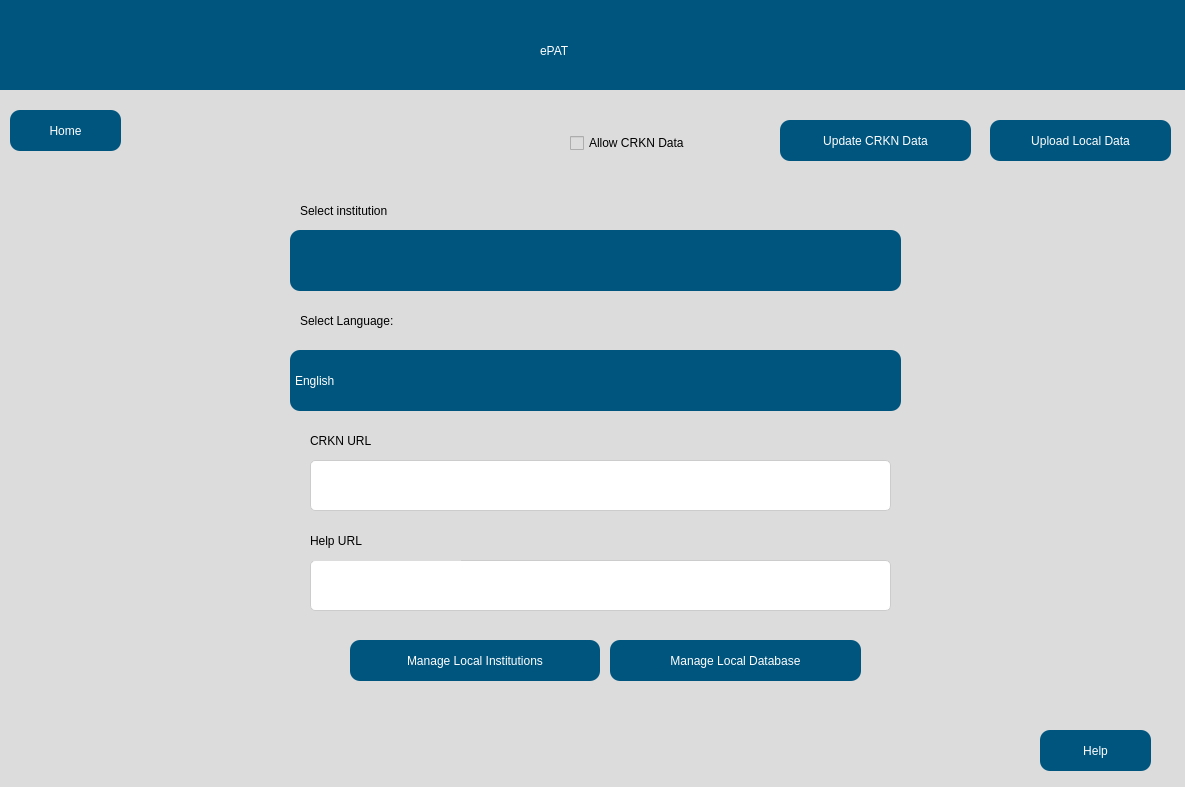
Qt form src/user_interface/English_settingsPage.ui (eppenney/eBook-Perpetual-Access-Rights-Tracker) before a commit.
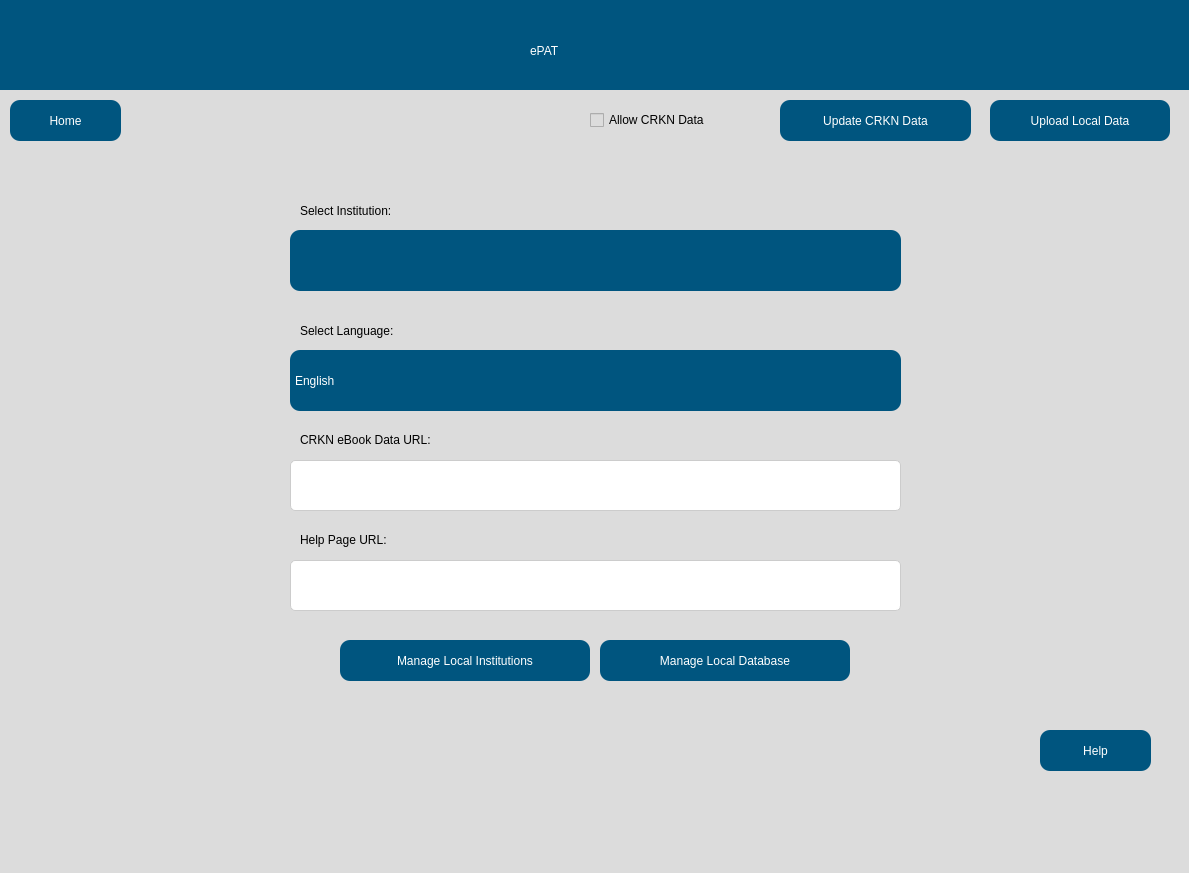
The same form after that commit. Icons and pictures are not drawn.

Commit message: - Fixed some UI stuff - Changed Github link to Wiki page

The edit to the form file:
```diff
--- a/src/user_interface/English_settingsPage.ui
+++ b/src/user_interface/English_settingsPage.ui
@@ -6,8 +6,8 @@
    <rect>
     <x>0</x>
     <y>0</y>
-    <width>1185</width>
-    <height>787</height>
+    <width>1189</width>
+    <height>873</height>
    </rect>
   </property>
   <property name="windowTitle">
@@ -28,7 +28,7 @@
    <widget class="QWidget" name="widget_2" native="true">
     <property name="geometry">
      <rect>
-      <x>10</x>
+      <x>0</x>
       <y>0</y>
       <width>1200</width>
       <height>90</height>
@@ -47,9 +47,7 @@
       </rect>
      </property>
      <property name="styleSheet">
-      <string notr="true">font: 75 36pt &quot;Arial&quot;;
-color: rgb(255, 255, 255);
-</string>
+      <string>font: 75 36pt &quot;Arial&quot;; color: white;</string>
      </property>
      <property name="text">
       <string>ePAT</string>
@@ -60,28 +58,28 @@
     <property name="geometry">
      <rect>
       <x>20</x>
-      <y>110</y>
+      <y>100</y>
       <width>111</width>
       <height>41</height>
      </rect>
     </property>
     <property name="styleSheet">
-     <string notr="true">
-            QPushButton {
-                font: 75 16pt &quot;Arial&quot;;
-                background-color: rgb(0, 85, 127);
-                border-radius: 10px;
-                color: rgb(255, 255, 255);
-            }
+     <string>
+        QPushButton {
+            font: 75 16pt &quot;Arial&quot;;
+            background-color: rgb(0, 85, 127);
+            border-radius: 10px;
+            color: white;
+        }
 
             QPushButton:hover {
                 background-color: rgb(0, 75, 117); /* Slightly darker color when hovered */
             }
 
-            QPushButton:pressed {
-                background-color: rgb(0, 65, 107); /* Even darker color when clicked */
-            }
-        </string>
+        QPushButton:pressed {
+            background-color: rgb(0, 65, 107); /* Even darker color when clicked */
+        }
+     </string>
     </property>
     <property name="text">
      <string>Home</string>
@@ -91,28 +89,28 @@
     <property name="geometry">
      <rect>
       <x>1000</x>
-      <y>120</y>
-      <width>181</width>
+      <y>100</y>
+      <width>180</width>
       <height>41</height>
      </rect>
     </property>
     <property name="styleSheet">
-     <string notr="true">
-            QPushButton {
-                font: 75 16pt &quot;Arial&quot;;
-                background-color: rgb(0, 85, 127);
-                border-radius: 10px;
-                color: rgb(255, 255, 255);
-            }
+     <string>
+        QPushButton {
+            font: 75 16pt &quot;Arial&quot;;
+            background-color: rgb(0, 85, 127);
+            border-radius: 10px;
+            color: white;
+        }
 
             QPushButton:hover {
                 background-color: rgb(0, 75, 117); /* Slightly darker color when hovered */
             }
 
-            QPushButton:pressed {
-                background-color: rgb(0, 65, 107); /* Even darker color when clicked */
-            }
-        </string>
+        QPushButton:pressed {
+            background-color: rgb(0, 65, 107); /* Even darker color when clicked */
+        }
+     </string>
     </property>
     <property name="text">
      <string>Upload Local Data</string>
@@ -122,32 +120,32 @@
     <property name="geometry">
      <rect>
       <x>790</x>
-      <y>120</y>
+      <y>100</y>
       <width>191</width>
       <height>41</height>
      </rect>
     </property>
     <property name="styleSheet">
-     <string notr="true">
-            QPushButton {
-                font: 75 16pt &quot;Arial&quot;;
-                background-color: rgb(0, 85, 127);
-                border-radius: 10px;
-                color: rgb(255, 255, 255);
-            }
+     <string>
+        QPushButton {
+            font: 75 16pt &quot;Arial&quot;;
+            background-color: rgb(0, 85, 127);
+            border-radius: 10px;
+            color: white;
+        }
 
             QPushButton:hover {
                 background-color: rgb(0, 75, 117); /* Slightly darker color when hovered */
             }
 
-            QPushButton:pressed {
-                background-color: rgb(0, 65, 107); /* Even darker color when clicked */
-            }
-            QPushButton:disabled {
-                background-color: rgb(180, 180, 180); /* Grey color for disabled state */
-                color: rgb(120, 120, 120); /* Darker text color for disabled state */
-            }
-        </string>
+        QPushButton:pressed {
+            background-color: rgb(0, 65, 107); /* Even darker color when clicked */
+        }
+        QPushButton:disabled {
+            background-color: rgb(180, 180, 180); /* Grey color for disabled state */
+            color: rgb(120, 120, 120); /* Darker text color for disabled state */
+        }
+     </string>
     </property>
     <property name="text">
      <string>Update CRKN Data</string>
@@ -163,11 +161,10 @@
      </rect>
     </property>
     <property name="styleSheet">
-     <string notr="true">font: 75 14pt &quot;Arial&quot;;
-color: rgb(0, 0, 0);</string>
+     <string>font: 75 14pt &quot;Arial&quot;; color: black;</string>
     </property>
     <property name="text">
-     <string>Select institution</string>
+     <string>Select Institution:</string>
     </property>
    </widget>
    <widget class="QComboBox" name="institutionSelection">
@@ -227,14 +224,13 @@
     <property name="geometry">
      <rect>
       <x>310</x>
-      <y>300</y>
+      <y>310</y>
       <width>151</width>
       <height>41</height>
      </rect>
     </property>
     <property name="styleSheet">
-     <string notr="true">font: 75 14pt &quot;Arial&quot;;
-color: rgb(0, 0, 0);</string>
+     <string>font: 75 14pt &quot;Arial&quot;; color: black;</string>
     </property>
     <property name="text">
      <string>Select Language:</string>
@@ -307,26 +303,25 @@
    <widget class="QLabel" name="UniversityLabel_8">
     <property name="geometry">
      <rect>
-      <x>320</x>
+      <x>310</x>
       <y>420</y>
-      <width>151</width>
-      <height>41</height>
+      <width>250</width>
+      <height>40</height>
      </rect>
     </property>
     <property name="styleSheet">
-     <string notr="true">font: 75 14pt &quot;Arial&quot;;
-color: rgb(0, 0, 0);</string>
+     <string>font: 75 14pt &quot;Arial&quot;; color: black;</string>
     </property>
     <property name="text">
-     <string>CRKN URL</string>
+     <string>CRKN eBook Data URL:</string>
     </property>
    </widget>
    <widget class="QLineEdit" name="helpURL">
     <property name="geometry">
      <rect>
-      <x>320</x>
-      <y>560</y>
-      <width>581</width>
+      <x>300</x>
+      <y>460</y>
+      <width>611</width>
       <height>51</height>
      </rect>
     </property>
@@ -357,18 +352,50 @@
    <widget class="QLabel" name="helpURLlabel">
     <property name="geometry">
      <rect>
-      <x>320</x>
+      <x>310</x>
       <y>520</y>
-      <width>151</width>
-      <height>41</height>
+      <width>150</width>
+      <height>40</height>
      </rect>
     </property>
     <property name="styleSheet">
-     <string notr="true">font: 75 14pt &quot;Arial&quot;;
-color: rgb(0, 0, 0);</string>
+     <string>font: 75 14pt &quot;Arial&quot;; color: black;</string>
     </property>
     <property name="text">
-     <string>Help URL</string>
+     <string>Help Page URL:</string>
+    </property>
+   </widget>
+   <widget class="QLineEdit" name="helpURL">
+    <property name="geometry">
+     <rect>
+      <x>300</x>
+      <y>560</y>
+      <width>611</width>
+      <height>51</height>
+     </rect>
+    </property>
+    <property name="styleSheet">
+     <string>/* Styling for QLineEdit */
+        QLineEdit {
+            font-family: Arial, sans-serif;
+            font-size: 14px;
+            color: #333; /* Text color */
+            background-color: #fff; /* Background color */
+            border: 1px solid #ccc; /* Border color */
+            border-radius: 5px; /* Border radius */
+            padding: 8px; /* Padding inside the QLineEdit */
+        }
+
+        /* Styling for QLineEdit when it's focused */
+        QLineEdit:focus {
+            border: 1px solid #4d90fe; /* Focused border color */
+            outline: none; /* Remove default focus outline */
+        }
+
+        /* Styling for QLineEdit when hovered */
+        QLineEdit:hover {
+            border: 1px solid #999; /* Border color on hover */
+        }</string>
     </property>
    </widget>
    <widget class="QPushButton" name="helpButton">
@@ -402,72 +429,36 @@
      <string>Help</string>
     </property>
    </widget>
-   <widget class="QLineEdit" name="crknURL">
-    <property name="geometry">
-     <rect>
-      <x>320</x>
-      <y>460</y>
-      <width>581</width>
-      <height>51</height>
-     </rect>
-    </property>
-    <property name="styleSheet">
-     <string notr="true">
-        QLineEdit {
-            font-family: Arial, sans-serif;
-            font-size: 14px;
-            color: #333; /* Text color */
-            background-color: #fff; /* Background color */
-            border: 1px solid #ccc; /* Border color */
-            border-radius: 5px; /* Border radius */
-            padding: 8px; /* Padding inside the QLineEdit */
-        }
-
-        QLineEdit:focus {
-            border: 1px solid #4d90fe; /* Focused border color */
-            outline: none; /* Remove default focus outline */
-        }
-
-        QLineEdit:hover {
-            border: 1px solid #999; /* Border color on hover */
-        }
-        QLineEdit:disabled {
-                        background-color: rgb(180, 180, 180); /* Grey color for disabled state */
-                        color: rgb(120, 120, 120); /* Darker text color for disabled state */
-                    }
-</string>
-    </property>
-   </widget>
    <widget class="QPushButton" name="manageDatabase">
     <property name="geometry">
      <rect>
-      <x>620</x>
+      <x>610</x>
       <y>640</y>
-      <width>251</width>
+      <width>250</width>
       <height>41</height>
      </rect>
     </property>
     <property name="styleSheet">
-     <string notr="true">
-            QPushButton {
-                font: 75 16pt &quot;Arial&quot;;
-                background-color: rgb(0, 85, 127);
-                border-radius: 10px;
-                color: rgb(255, 255, 255);
-            }
+     <string>
+        QPushButton {
+            font: 75 16pt &quot;Arial&quot;;
+            background-color: rgb(0, 85, 127);
+            border-radius: 10px;
+            color: white;
+        }
 
             QPushButton:hover {
                 background-color: rgb(0, 75, 117); /* Slightly darker color when hovered */
             }
 
-            QPushButton:pressed {
-                background-color: rgb(0, 65, 107); /* Even darker color when clicked */
-            }
-            QPushButton:disabled {
-                background-color: rgb(180, 180, 180); /* Grey color for disabled state */
-                color: rgb(120, 120, 120); /* Darker text color for disabled state */
-            }
-        </string>
+        QPushButton:pressed {
+            background-color: rgb(0, 65, 107); /* Even darker color when clicked */
+        }
+        QPushButton:disabled {
+            background-color: rgb(180, 180, 180); /* Grey color for disabled state */
+            color: rgb(120, 120, 120); /* Darker text color for disabled state */
+        }
+     </string>
     </property>
     <property name="text">
      <string>Manage Local Database</string>
@@ -476,33 +467,33 @@
    <widget class="QPushButton" name="manageInstitution">
     <property name="geometry">
      <rect>
-      <x>360</x>
+      <x>350</x>
       <y>640</y>
       <width>250</width>
       <height>41</height>
      </rect>
     </property>
     <property name="styleSheet">
-     <string notr="true">
-            QPushButton {
-                font: 75 16pt &quot;Arial&quot;;
-                background-color: rgb(0, 85, 127);
-                border-radius: 10px;
-                color: rgb(255, 255, 255);
-            }
+     <string>
+        QPushButton {
+            font: 75 16pt &quot;Arial&quot;;
+            background-color: rgb(0, 85, 127);
+            border-radius: 10px;
+            color: white;
+        }
 
             QPushButton:hover {
                 background-color: rgb(0, 75, 117); /* Slightly darker color when hovered */
             }
 
-            QPushButton:pressed {
-                background-color: rgb(0, 65, 107); /* Even darker color when clicked */
-            }
-            QPushButton:disabled {
-                background-color: rgb(180, 180, 180); /* Grey color for disabled state */
-                color: rgb(120, 120, 120); /* Darker text color for disabled state */
-            }
-        </string>
+        QPushButton:pressed {
+            background-color: rgb(0, 65, 107); /* Even darker color when clicked */
+        }
+        QPushButton:disabled {
+            background-color: rgb(180, 180, 180); /* Grey color for disabled state */
+            color: rgb(120, 120, 120); /* Darker text color for disabled state */
+        }
+     </string>
     </property>
     <property name="text">
      <string>Manage Local Institutions</string>
@@ -511,9 +502,9 @@
    <widget class="QCheckBox" name="allowCRKNData">
     <property name="geometry">
      <rect>
-      <x>580</x>
-      <y>128</y>
-      <width>200</width>
+      <x>600</x>
+      <y>105</y>
+      <width>170</width>
       <height>30</height>
      </rect>
     </property>
```
Left out of the diff: 151 changed lines with no effect on the pictures. The commit also changes 4 other files.
